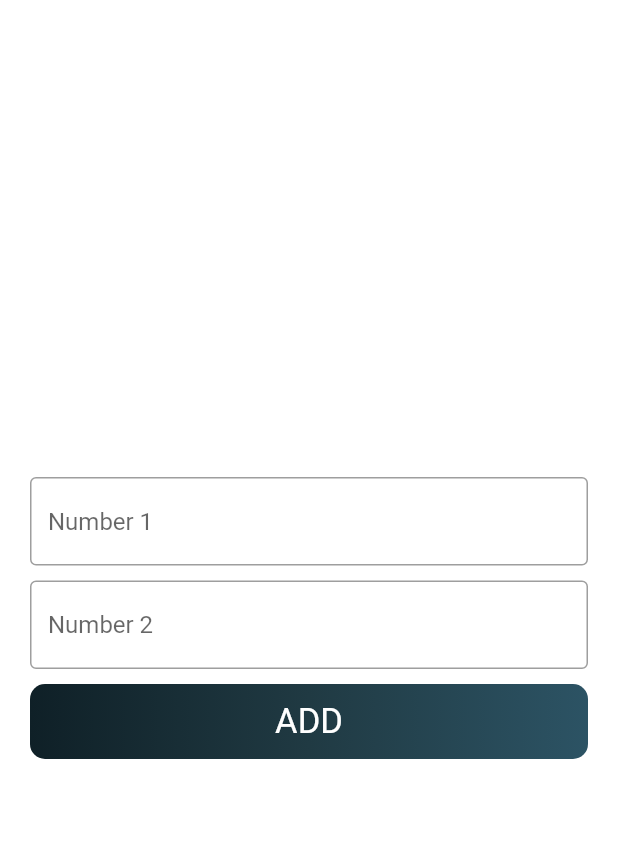
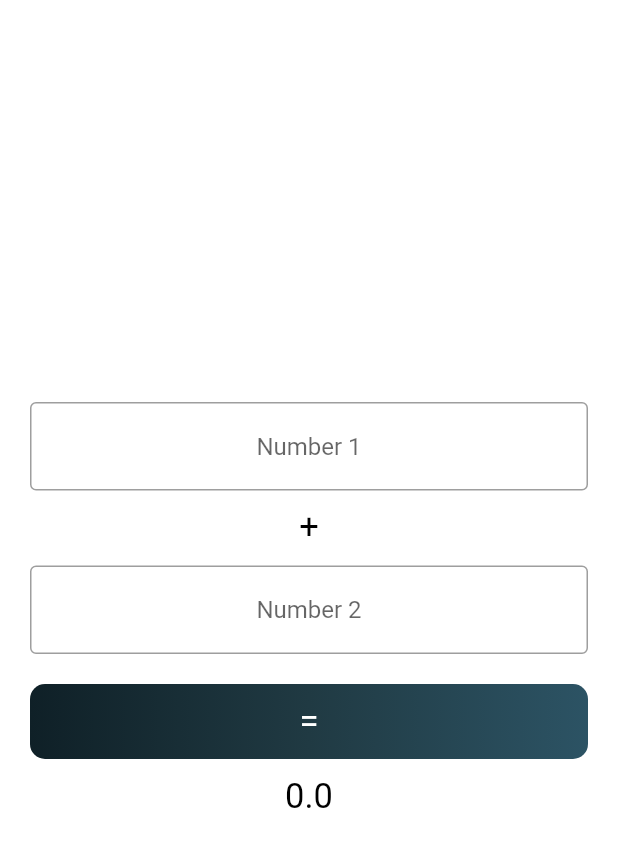
Before and after one commit to akbersalim/flutter-calculator, a Flutter app: the screen it shows after launch, after a tap on "ADD", on a phone screen of 412 x 824 dp. Shown: the top 847 px of the screen. Run offline on Flutter 3.47's test engine with Material 2 defaults, Android fonts, the phone set to English and light mode, and no system bars.

```diff
--- a/lib/views/add.dart
+++ b/lib/views/add.dart
@@ -1,32 +1,50 @@
+import 'package:flutter/cupertino.dart';
 import 'package:flutter/material.dart';
-import 'package:fluttercalc/main.dart';
-import 'package:fluttercalc/views/disp.dart';
 
 class Calculate extends StatelessWidget {
   Calculate(this.choice);
 
-  var x = 0.0, choice;
+  var choice;
+
+  @override
+  Widget build(BuildContext context) {
+    return MaterialApp(
+      debugShowCheckedModeBanner: false,
+      home: Scaffold(backgroundColor: Colors.white, body: MyBody(choice)),
+    );
+  }
+}
+
+class MyBody extends StatefulWidget {
+  MyBody(this.choice);
+
+  var choice;
+
+  @override
+  _MyBodyState createState() => _MyBodyState(choice);
+}
+
+class _MyBodyState extends State<MyBody> {
+  _MyBodyState(this.choice);
+
+  var _x = 0.0, choice;
   TextEditingController n1 = TextEditingController();
   TextEditingController n2 = TextEditingController();
 
   FindText(ch) {
     if (ch == 1)
-      return ("ADD");
+      return ("+");
     else if (ch == 2)
-      return ("SUBTRACT");
+      return ("-");
     else if (ch == 3)
-      return ("MULTIPLY");
+      return ("x");
     else
-      return ("DIVIDE");
+      return ("÷");
   } //To let the user know which calculation is being performed
 
   @override
   Widget build(BuildContext context) {
-    return MaterialApp(
-      debugShowCheckedModeBanner: false,
-      home: Scaffold(
-          backgroundColor: Colors.white,
-          body: Container(
+    return Container(
       margin: EdgeInsets.all(20.0),
       child: Column(
         crossAxisAlignment: CrossAxisAlignment.center,
@@ -34,52 +52,73 @@ class Calculate extends StatelessWidget {
         children: <Widget>[
           TextField(
             controller: n1,
+            textAlign: TextAlign.center,
             decoration: InputDecoration(
               hintText: "Number 1",
               border: OutlineInputBorder(),
             ),
           ),
-                SizedBox(
-                  height: 10.0,
+          Container(
+            height: 50.0,
+            width: double.infinity,
+            child: Center(
+              child: Text(
+                FindText(choice),
+                style: TextStyle(fontSize: 23.0, color: Colors.black),
+                textAlign: TextAlign.center,
+              ),
+            ),
           ),
           TextField(
             controller: n2,
+            textAlign: TextAlign.center,
             decoration: InputDecoration(
                 hintText: "Number 2", border: OutlineInputBorder()),
           ),
           SizedBox(
-                  height: 10.0,
+            height: 20.0,
           ),
           GestureDetector(
             onTap: () {
               var num1 = double.parse(n1.text);
               var num2 = double.parse(n2.text);
-                    if (choice == 1)
-                      x = num1 + num2;
-                    else if (choice == 2)
-                      x = num1 - num2;
-                    else if (choice == 3)
-                      x = num1 * num2;
-                    else
-                      x = num1 / num2;
-                    Navigator.push(
-                      context,
-                      MaterialPageRoute(builder: (context) => Disp(x)),
-                    );
+              if (choice == 1){
+                setState(() {
+                  _x = num1 + num2;
+                });
+              }
+              else if (choice == 2){
+                setState(() {
+                  _x = num1 - num2;
+                });
+              }
+              else if (choice == 3){
+                setState(() {
+                  _x = num1 * num2;
+                });
+              }
+              else{
+                setState(() {
+                  _x = num1 + num2;
+                });
+              }
             },
             child: InkWell(
               child: Container(
                 decoration: BoxDecoration(
                     borderRadius: BorderRadius.circular(10.0),
                     gradient: LinearGradient(
-                          colors: [Color(0xff0F2027),Color(0xff203A43),Color(0xff2C5364)],
-                        )
-                      ),
+                      colors: [
+                        Color(0xff0F2027),
+                        Color(0xff203A43),
+                        Color(0xff2C5364)
+                      ],
+                    )),
                 height: 50.0,
                 width: double.infinity,
                 child: Center(
                   child: Text(
-                          FindText(choice),
+                    "=",
                     style: TextStyle(fontSize: 23.0, color: Colors.white),
                     textAlign: TextAlign.center,
                   ),
@@ -87,9 +126,19 @@ class Calculate extends StatelessWidget {
               ),
             ),
           ),
+          Container(
+            height: 50.0,
+            width: double.infinity,
+            child: Center(
+              child: Text(
+                _x.toString(),
+                style: TextStyle(fontSize: 23.0, color: Colors.black),
+                textAlign: TextAlign.center,
+              ),
+            ),
+          ),
         ],
       ),
-          )),
     );
   }
 }
```
Also changed, not shown: lib/views/disp.dart (deleted, +0 -28 lines). Lines whose indentation alone changed are shown as unchanged.
